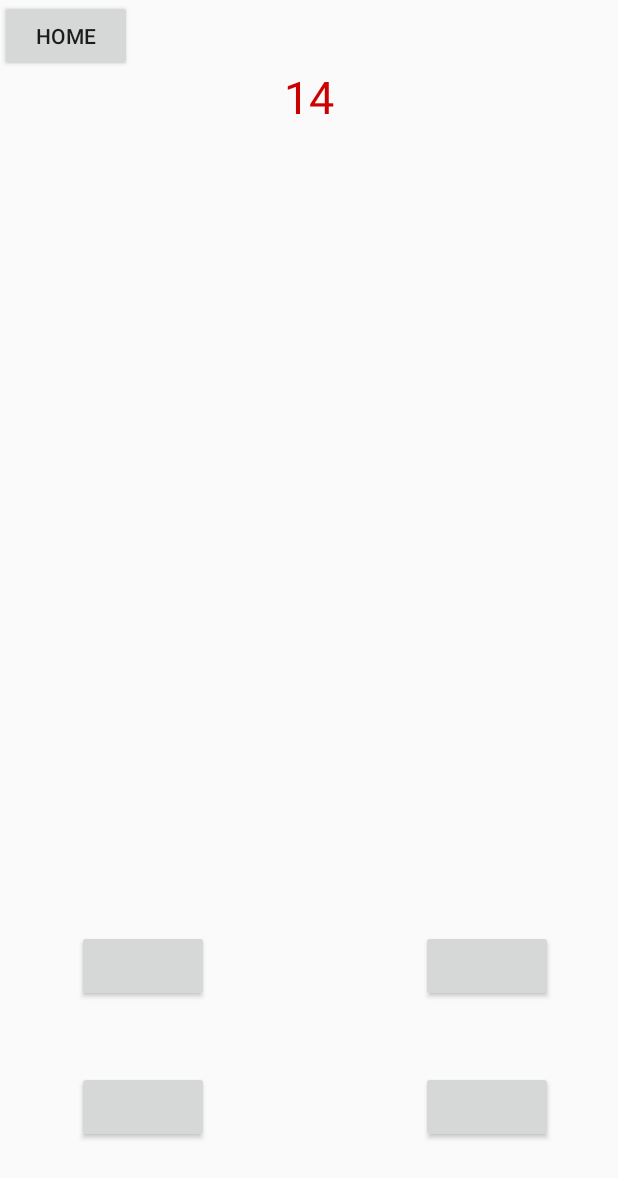
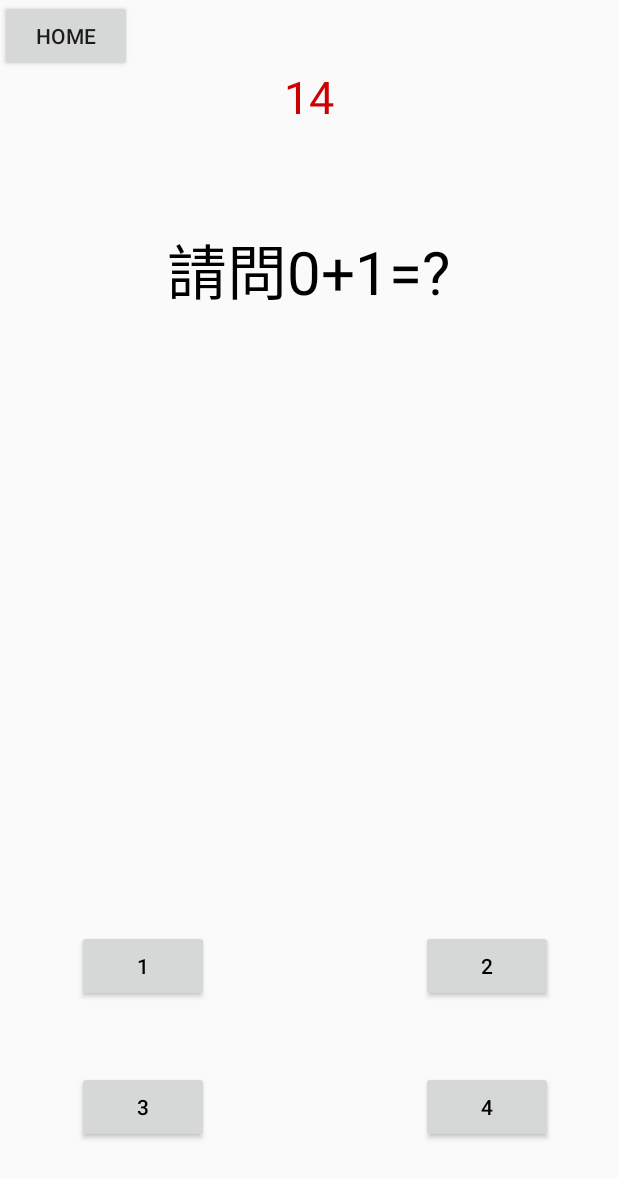
Before and after one commit to abc5377848/Knowledge, an Android app: the screen it shows after launch (SecondActivity), after a tap on "START", on a phone screen of 412 x 824 dp. Shown: the top 1178 px of the screen. Run offline under Robolectric (Android 15) with nearby library versions, the phone set to English and light mode, and no system bars.

Commit message:
資料庫架好了

```diff
--- /dev/null
+++ b/Knowledge/app/src/main/java/com/example/mike/myapplication/MyDBHelper.java
@@ -0,0 +1,49 @@
+package com.example.mike.myapplication;
+
+import android.content.Context;
+import android.database.sqlite.SQLiteDatabase;
+import android.database.sqlite.SQLiteDatabase.CursorFactory;
+import android.database.sqlite.SQLiteOpenHelper;
+
+public class MyDBHelper extends SQLiteOpenHelper {
+
+    public MyDBHelper(Context context, String name, CursorFactory factory,
+                      int version) {
+        super(context, name, factory, version);
+    }
+
+    public static final String TABLE_NAME = "Exam";
+    public static final String TOPIC_NUM = "TopicNum";
+    public static final String TOPIC = "Topic";
+    public static final String OPTION_A = "A";
+    public static final String OPTION_B = "B";
+    public static final String OPTION_C = "C";
+    public static final String OPTION_D = "D";
+    public static final String ANSWER = "Answer";
+
+    @Override
+    public void onCreate(SQLiteDatabase db) {
+        final String CREATE_TABLE =
+                "CREATE TABLE IF NOT EXISTS " + TABLE_NAME + " (" +
+                        TOPIC_NUM + " INTEGER PRIMARY KEY, " +
+                        TOPIC + " TEXT NOT NULL, " +
+                        OPTION_A + " TEXT NOT NULL, " +
+                        OPTION_B + " TEXT NOT NULL, " +
+                        OPTION_C + " TEXT NOT NULL, " +
+                        OPTION_D + " TEXT NOT NULL, " +
+                        ANSWER + " TEXT NOT NULL)";
+        db.execSQL(CREATE_TABLE);
+        db.execSQL("insert into Exam values (1, '請問1+1=?', '1', '2', '3', '4', '2');");
+        db.execSQL("insert into Exam values (2, '請問1+2=?', '1', '2', '3', '4', '3');");
+        db.execSQL("insert into Exam values (3, '請問0+1=?', '1', '2', '3', '4', '1');");
+        db.execSQL("insert into Exam values (4, '請問2+2=?', '1', '2', '3', '4', '4');");
+    }
+
+    @Override
+    public void onUpgrade(SQLiteDatabase db, int oldVersion, int newVersion) {
+        final String DROP = "DROP TABLE IF EXISTS " + TABLE_NAME;
+        db.execSQL(DROP);
+        onCreate(db);
+    }
+
+}
--- a/Knowledge/app/src/main/java/com/example/mike/myapplication/SecondActivity.java
+++ b/Knowledge/app/src/main/java/com/example/mike/myapplication/SecondActivity.java
@@ -1,26 +1,28 @@
 package com.example.mike.myapplication;
 
+import android.app.Activity;
 import android.content.DialogInterface;
+import android.content.Intent;
+import android.database.Cursor;
+import android.database.sqlite.SQLiteDatabase;
+import android.os.Bundle;
 import android.os.CountDownTimer;
 import android.support.v7.app.AlertDialog;
-import android.support.v7.app.AppCompatActivity;
-import android.os.Bundle;
+import android.view.View;
+import android.widget.Button;
+import android.widget.TextView;
+
 import java.util.ArrayList;
 import java.util.Random;
-import android.app.Activity;
-import android.content.Intent;
-import android.view.View;
-import android.widget.Button;
-import android.widget.RadioButton;
-import android.widget.TextView;
 
 
 public class SecondActivity extends Activity {
 
-    private ArrayList<Question> questions = new ArrayList<Question>();
+    private ArrayList<Integer> questions = new ArrayList<Integer>();
     protected Random ran = new Random();
     protected long reciprocal;
-    protected int firstNumber;
+    protected int Number;
+    protected String answer;
     protected TextView questionTitle;
     protected TextView timeCount;
     protected Button answerA;
@@ -28,7 +30,8 @@ public class SecondActivity extends Activity {
     protected Button answerC;
     protected Button answerD;
     protected Button backHome;
-
+    protected MyDBHelper myDB;
+    protected SQLiteDatabase db;
 
 
 
@@ -37,6 +40,7 @@ public class SecondActivity extends Activity {
         super.onCreate(savedInstanceState);
         setContentView(R.layout.activity_main2);
         timeCount = (TextView)findViewById(R.id.timeCount);
+        questionTitle = (TextView)findViewById(R.id.questionTitle);
         answerA = (Button) findViewById(R.id.answerA);
         answerB = (Button) findViewById(R.id.answerB);
         answerC = (Button) findViewById(R.id.answerC);
@@ -50,9 +54,16 @@ public class SecondActivity extends Activity {
                 SecondActivity.this.finish();
             }
         });
-
-
         timerCount();
+        myDB = new MyDBHelper(this, "MyDB", null, 1);
+        db = myDB.getWritableDatabase();
+        Cursor cursor = db.rawQuery("SELECT TopicNum FROM Exam", null); //看資料庫題號
+        while (cursor.moveToNext()) {
+            int num = cursor.getInt(0);
+            questions.add(num);
+        }
+        random();
+        printOption(Number);
 
 
 
@@ -107,28 +118,20 @@ public class SecondActivity extends Activity {
 
     }
 
-    protected void random(Question q){
-
-        firstNumber = ran.nextInt(questions.size());
-        q = questions.get(firstNumber);
-        questions.remove(firstNumber);
-
+    protected void random(){
+        int RandomNum = ran.nextInt(questions.size());
+        Number = questions.get(RandomNum);
+        questions.remove(RandomNum);
     }
-    protected void printOption(Question q){
-        questionTitle.setText(q.question);
-        answerA.setText(q.A);
-        answerB.setText(q.B);
-        answerC.setText(q.C);
-        answerD.setText(q.D);
+    protected void printOption(int q){
+        Cursor cursor = db.rawQuery("SELECT Topic, A, B, C, D, Answer FROM Exam WHERE TopicNum = " + q, null); //看資料庫題號
+        while (cursor.moveToNext()) {
+            questionTitle.setText(cursor.getString(0) + "");
+            answerA.setText(cursor.getString(1) + "");
+            answerB.setText(cursor.getString(2) + "");
+            answerC.setText(cursor.getString(3) + "");
+            answerD.setText(cursor.getString(4) + "");
+            answer = cursor.getString(5) + "";
+        }
     }
 }
-class Question {
-
-    String question;
-    String A;
-    String B;
-    String C;
-    String D;
-    String correctAnswer;
-
-}
```
Also changed, not shown: 136 other files.
